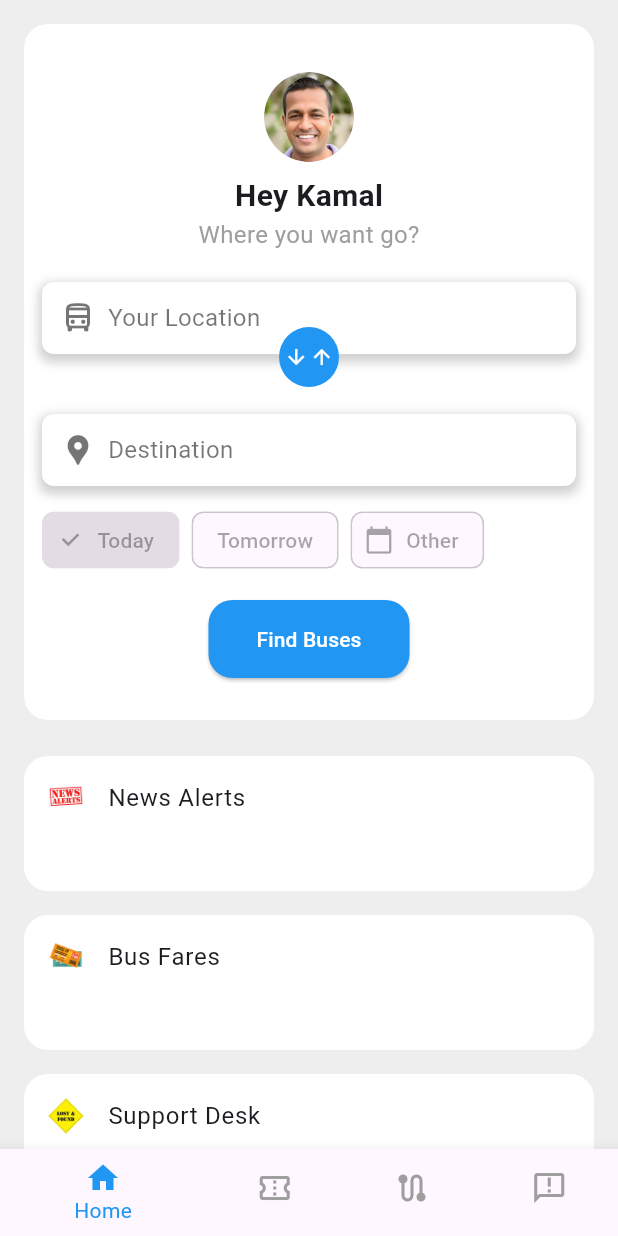
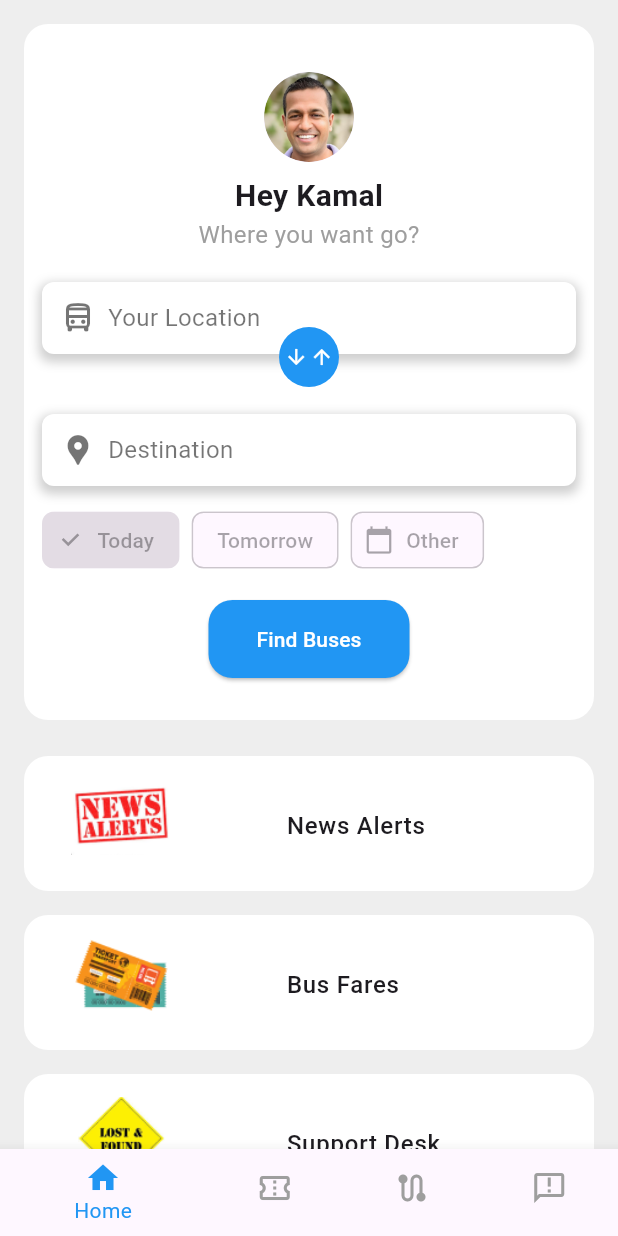
Before and after one commit to SadeeshaPerera/bus_booking_app, a Flutter app: the BusTimetableScreen screen opened directly, on a phone screen of 412 x 824 dp. Run offline on Flutter 3.47's test engine with Material 3 defaults, Android fonts, the phone set to English and light mode, and no system bars; our stand-ins replace firebase_auth, firebase_core; missing offline and left inert: firebase_ui_auth, firebase_ui_oauth_google; accounts and stored records are empty.

Commit message:
chore: Align images and texts

```diff
--- a/lib/bus_tracking_feature/bus_time_table_screen.dart
+++ b/lib/bus_tracking_feature/bus_time_table_screen.dart
@@ -212,24 +212,107 @@ class BusTimetableScreen extends StatelessWidget {
                     SizedBox(
                       height: 400, // Adjust height as needed
                       child: ListView(
-                        children: const [
-                          MenuItemWidget(
-                            imagePath:
-                                'assets/images/news_alert.png', // Set the image path here
-                            title: 'News Alerts',
-                            color: Colors.red,
+                        children: [
+                          Padding(
+                            padding: const EdgeInsets.symmetric(vertical: 8.0),
+                            child: Container(
+                              height: 90,
+                              decoration: BoxDecoration(
+                                color: Colors.white,
+                                borderRadius: BorderRadius.circular(16),
+                                boxShadow: [
+                                  BoxShadow(
+                                    color: Colors.grey.shade200,
+                                    spreadRadius: 2,
+                                    blurRadius: 5,
+                                  ),
+                                ],
+                              ),
+                              child: Container(
+                                margin: const EdgeInsets.all(15.0),
+                                child: ListTile(
+                                  leading: Image.asset(
+                                    'assets/images/news_alert.png',
+                                    width: 68,
+                                    height: 68,
+                                  ),
+                                  title: const Padding(
+                                    padding: EdgeInsets.fromLTRB(60, 8, 0, 0),
+                                    child: Text('News Alerts',
+                                        style: TextStyle(
+                                            fontWeight: FontWeight.w500)),
+                                  ),
+                                ),
+                              ),
+                            ),
                           ),
-                          MenuItemWidget(
-                            imagePath:
-                                'assets/images/bus_fares.png', // Set the image path here
-                            title: 'Bus Fares',
-                            color: Colors.orange,
+                          Padding(
+                            padding: const EdgeInsets.symmetric(vertical: 8.0),
+                            child: Container(
+                              height: 90,
+                              decoration: BoxDecoration(
+                                  color: Colors.white,
+                                  borderRadius: BorderRadius.circular(16),
+                                  boxShadow: [
+                                    BoxShadow(
+                                      color: Colors.grey.shade200,
+                                      spreadRadius: 2,
+                                      blurRadius: 5,
+                                    ),
+                                  ]),
+                              child: Container(
+                                margin: const EdgeInsets.all(15.0),
+                                child: ListTile(
+                                  leading: Image.asset(
+                                    'assets/images/bus_fares.png',
+                                    // color: Colors.orange,
+                                    width: 68,
+                                    height: 68,
+                                  ),
+                                  title: const Padding(
+                                    padding: EdgeInsets.fromLTRB(60, 8, 0, 0),
+                                    child: Text(
+                                      'Bus Fares',
+                                      style: TextStyle(
+                                          fontWeight: FontWeight.w500),
+                                    ),
+                                  ),
+                                ),
+                              ),
+                            ),
                           ),
-                          MenuItemWidget(
-                            imagePath:
-                                'assets/images/support_desk.png', // Set the image path here
-                            title: 'Support Desk',
-                            color: Colors.orange,
+                          Padding(
+                            padding: const EdgeInsets.symmetric(vertical: 8.0),
+                            child: Container(
+                              height: 90,
+                              decoration: BoxDecoration(
+                                color: Colors.white,
+                                borderRadius: BorderRadius.circular(16),
+                                boxShadow: [
+                                  BoxShadow(
+                                    color: Colors.grey.shade200,
+                                    spreadRadius: 2,
+                                    blurRadius: 5,
+                                  ),
+                                ],
+                              ),
+                              child: Container(
+                                margin: const EdgeInsets.all(15.0),
+                                child: ListTile(
+                                  leading: Image.asset(
+                                    'assets/images/support_desk.png',
+                                    width: 68,
+                                    height: 68,
+                                  ),
+                                  title: const Padding(
+                                    padding: EdgeInsets.fromLTRB(60, 8, 0, 0),
+                                    child: Text('Support Desk',
+                                        style: TextStyle(
+                                            fontWeight: FontWeight.w500)),
+                                  ),
+                                ),
+                              ),
+                            ),
                           ),
                         ],
                       ),
@@ -267,44 +350,3 @@ class BusTimetableScreen extends StatelessWidget {
     );
   }
 }
-
-class MenuItemWidget extends StatelessWidget {
-  final String imagePath; // Add imagePath parameter
-  final String title;
-  final Color color;
-  final double height;
-
-  const MenuItemWidget({
-    super.key,
-    required this.imagePath,
-    required this.title,
-    required this.color,
-    this.height = 90,
-  });
-
-  @override
-  Widget build(BuildContext context) {
-    return Padding(
-      padding: const EdgeInsets.symmetric(vertical: 8.0),
-      child: Container(
-        height: height,
-        decoration: BoxDecoration(
-          color: Colors.white,
-          borderRadius: BorderRadius.circular(16),
-          boxShadow: [
-            BoxShadow(
-              color: Colors.grey.shade200,
-              spreadRadius: 2,
-              blurRadius: 5,
-            ),
-          ],
-        ),
-        child: ListTile(
-          leading: Image.asset(imagePath,
-              width: 24, height: 24), // Use Image.asset instead of Icon
-          title: Text(title),
-        ),
-      ),
-    );
-  }
-}
```
